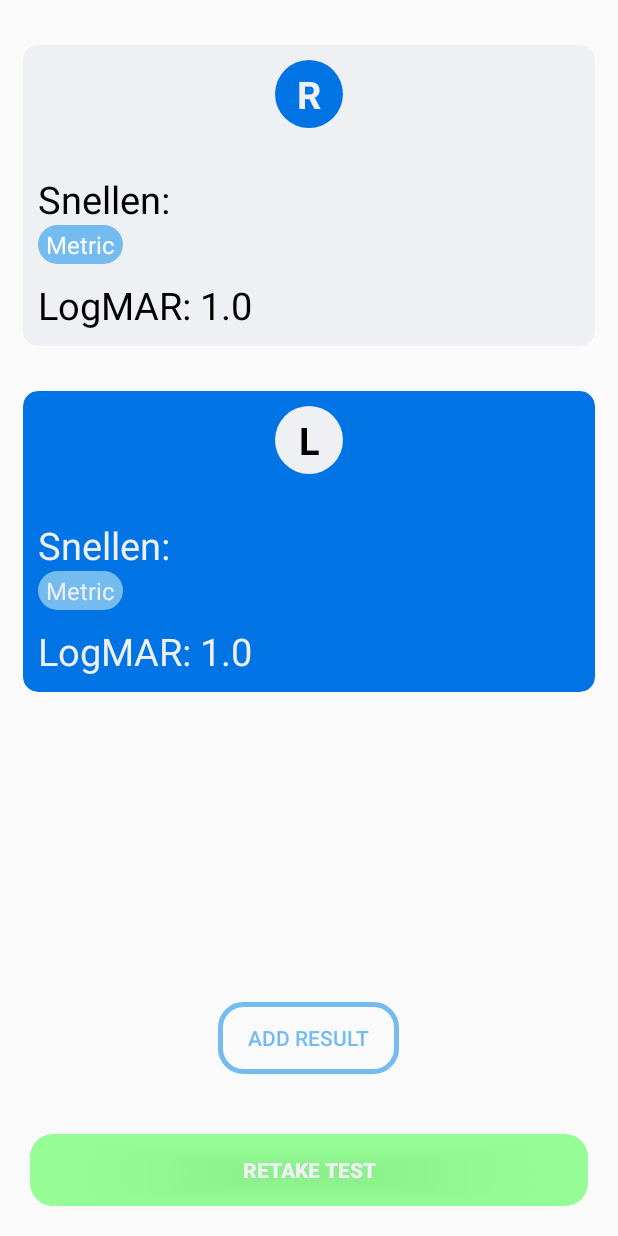
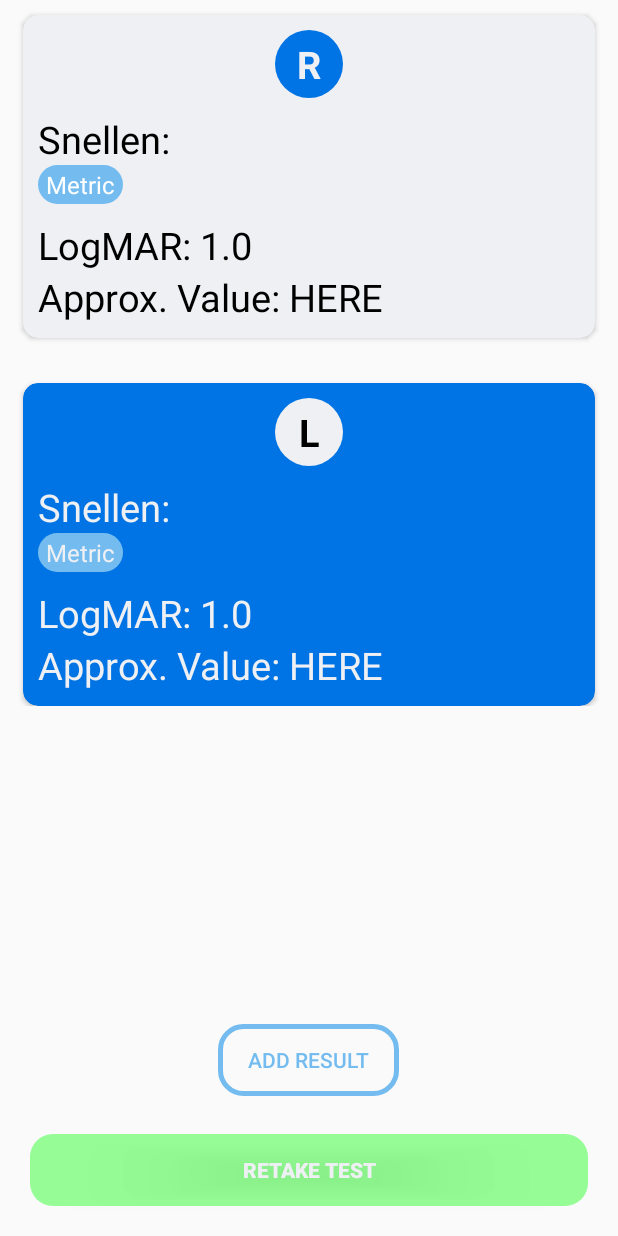
Before and after one commit to Varsha-Kini/VisualAcuity, an Android app: the ResultActivity screen opened directly, with no data from a screen before it, on a phone screen of 412 x 824 dp. Run offline under Robolectric (Android 15) with nearby library versions, the phone set to English and light mode, and no system bars; libraries missing offline, so code that uses them is left out: com.github.pwittchen.swipe.

Commit message:
Sid gandu hai

```diff
--- a/app/src/main/res/layout/activity_main.xml
+++ b/app/src/main/res/layout/activity_main.xml
@@ -11,7 +11,7 @@
     <androidx.cardview.widget.CardView
         android:layout_width="match_parent"
         android:layout_height="200dp"
-        app:cardBackgroundColor="@color/colorPrimaryDark">
+        app:cardBackgroundColor="@color/colorPrimary">
         <RelativeLayout
             android:layout_width="match_parent"
             android:layout_height="match_parent">
--- a/app/src/main/res/layout/activity_result.xml
+++ b/app/src/main/res/layout/activity_result.xml
@@ -6,15 +6,17 @@
     android:layout_height="match_parent"
     android:orientation="vertical"
     tools:context=".ResultActivity">
+
     <LinearLayout
         android:layout_width="match_parent"
         android:layout_height="wrap_content"
         android:orientation="vertical">
+
         <androidx.cardview.widget.CardView
             android:layout_width="match_parent"
             android:layout_height="wrap_content"
             android:layout_marginLeft="15dp"
-        android:layout_marginTop="30dp"
+            android:layout_marginTop="10dp"
             android:layout_marginRight="15dp"
             app:cardBackgroundColor="@color/newwhite"
             app:cardCornerRadius="10dp">
@@ -32,17 +34,17 @@
                     android:background="@drawable/rounded_textview_blue"
                     android:gravity="center"
                     android:text="R"
-                android:textStyle="bold"
                     android:textColor="@color/newwhite"
-                android:textSize="25dp" />
+                    android:textSize="25dp"
+                    android:textStyle="bold" />
 
                 <TextView
                     android:id="@+id/snellenright"
                     android:layout_width="wrap_content"
                     android:layout_height="wrap_content"
                     android:layout_below="@+id/symbolright"
-                android:layout_marginTop="30dp"
                     android:layout_marginLeft="10dp"
+                    android:layout_marginTop="10dp"
                     android:text="Snellen:"
                     android:textColor="@color/black"
                     android:textSize="25dp" />
@@ -51,14 +53,14 @@
                     android:id="@+id/RUnitchange"
                     android:layout_width="wrap_content"
                     android:layout_height="wrap_content"
+                    android:layout_below="@id/snellenright"
                     android:layout_marginLeft="10dp"
                     android:layout_marginBottom="10dp"
-                android:layout_below="@id/snellenright"
                     android:background="@drawable/rounded_rectangle"
+                    android:paddingLeft="5dp"
                     android:paddingTop="2dp"
+                    android:paddingRight="5dp"
                     android:paddingBottom="2dp"
-                android:paddingLeft="5dp"
-                android:paddingRight="5dp"
                     android:text="Metric"
                     android:textColor="@color/white"
                     android:textSize="16dp" />
@@ -69,7 +71,7 @@
                     android:layout_height="wrap_content"
                     android:layout_below="@id/symbolright"
                     android:layout_marginLeft="13dp"
-                android:layout_marginTop="30dp"
+                    android:layout_marginTop="10dp"
                     android:layout_marginBottom="40dp"
                     android:layout_toRightOf="@id/snellenright"
                     android:text="ABC"
@@ -82,7 +84,6 @@
                     android:layout_height="wrap_content"
                     android:layout_below="@+id/RUnitchange"
                     android:layout_marginLeft="10dp"
-                android:layout_marginBottom="10dp"
                     android:text="LogMAR:"
                     android:textColor="@color/black"
                     android:textSize="25dp" />
@@ -97,8 +98,32 @@
                     android:text="XYZ"
                     android:textColor="@color/black"
                     android:textSize="25dp" />
+
+                <TextView
+                    android:id="@+id/right_approx"
+                    android:layout_width="wrap_content"
+                    android:layout_height="wrap_content"
+                    android:layout_below="@+id/logmarright"
+                    android:layout_marginLeft="10dp"
+                    android:layout_marginBottom="10dp"
+                    android:text="Approx. Value:"
+                    android:textColor="@color/black"
+                    android:textSize="25dp" />
+
+                <TextView
+                    android:id="@+id/right_approx_value"
+                    android:layout_width="wrap_content"
+                    android:layout_height="wrap_content"
+                    android:layout_below="@id/Rlogmar"
+                    android:layout_marginLeft="5dp"
+                    android:layout_toRightOf="@id/right_approx"
+                    android:text="HERE"
+                    android:textColor="@color/black"
+                    android:textSize="25dp" />
+
             </RelativeLayout>
         </androidx.cardview.widget.CardView>
+
         <androidx.cardview.widget.CardView
             android:layout_width="match_parent"
             android:layout_height="wrap_content"
@@ -121,17 +146,17 @@
                     android:background="@drawable/rounded_textview_white"
                     android:gravity="center"
                     android:text="L"
-                android:textStyle="bold"
                     android:textColor="@color/black"
-                android:textSize="25dp" />
+                    android:textSize="25dp"
+                    android:textStyle="bold" />
 
                 <TextView
                     android:id="@+id/snellenleft"
                     android:layout_width="wrap_content"
                     android:layout_height="wrap_content"
                     android:layout_below="@+id/symbolleft"
-                android:layout_marginTop="30dp"
                     android:layout_marginLeft="10dp"
+                    android:layout_marginTop="10dp"
                     android:text="Snellen:"
                     android:textColor="@color/newwhite"
                     android:textSize="25dp" />
@@ -140,14 +165,14 @@
                     android:id="@+id/LUnitchange"
                     android:layout_width="wrap_content"
                     android:layout_height="wrap_content"
+                    android:layout_below="@id/snellenleft"
                     android:layout_marginLeft="10dp"
                     android:layout_marginBottom="10dp"
-                android:layout_below="@id/snellenleft"
                     android:background="@drawable/rounded_rectangle"
+                    android:paddingLeft="5dp"
                     android:paddingTop="2dp"
+                    android:paddingRight="5dp"
                     android:paddingBottom="2dp"
-                android:paddingLeft="5dp"
-                android:paddingRight="5dp"
                     android:text="Metric"
                     android:textColor="@color/newwhite"
                     android:textSize="16dp" />
@@ -158,7 +183,7 @@
                     android:layout_height="wrap_content"
                     android:layout_below="@id/symbolleft"
                     android:layout_marginLeft="13dp"
-                android:layout_marginTop="30dp"
+                    android:layout_marginTop="10dp"
                     android:layout_marginBottom="40dp"
                     android:layout_toRightOf="@id/snellenleft"
                     android:text="ABC"
@@ -171,7 +196,6 @@
                     android:layout_height="wrap_content"
                     android:layout_below="@+id/LUnitchange"
                     android:layout_marginLeft="10dp"
-                android:layout_marginBottom="10dp"
                     android:text="LogMAR:"
                     android:textColor="@color/newwhite"
                     android:textSize="25dp" />
@@ -186,9 +210,45 @@
                     android:text="XYZ"
                     android:textColor="@color/newwhite"
                     android:textSize="25dp" />
+                <TextView
+                    android:id="@+id/left_approx"
+                    android:layout_width="wrap_content"
+                    android:layout_height="wrap_content"
+                    android:layout_below="@+id/logmarleft"
+                    android:layout_marginLeft="10dp"
+                    android:layout_marginBottom="10dp"
+                    android:text="Approx. Value:"
+                    android:textColor="@color/newwhite"
+                    android:textSize="25dp" />
+
+                <TextView
+                    android:id="@+id/left_approx_value"
+                    android:layout_width="wrap_content"
+                    android:layout_height="wrap_content"
+                    android:layout_below="@id/Llogmar"
+                    android:layout_marginLeft="5dp"
+                    android:layout_toRightOf="@id/left_approx"
+                    android:text="HERE"
+                    android:textColor="@color/newwhite"
+                    android:textSize="25dp" />
             </RelativeLayout>
         </androidx.cardview.widget.CardView>
     </LinearLayout>
+
+    <Button
+        android:id="@+id/save"
+        android:layout_width="wrap_content"
+        android:layout_height="wrap_content"
+        android:layout_above="@id/retake"
+        android:layout_centerHorizontal="true"
+        android:layout_margin="5dp"
+        android:background="@drawable/button_add_result"
+        android:paddingLeft="20dp"
+        android:paddingTop="5dp"
+        android:paddingRight="20dp"
+        android:paddingBottom="5dp"
+        android:text="ADD RESULT"
+        android:textColor="#74bcef" />
     <Button
         android:id="@+id/retake"
         android:layout_width="match_parent"
@@ -197,24 +257,11 @@
         android:layout_margin="20dp"
         android:layout_marginTop="104dp"
         android:background="@drawable/button_retake"
-        android:text="Retake test"
         android:paddingTop="5dp"
         android:paddingBottom="5dp"
+        android:text="Retake test"
         android:textColor="@color/newwhite"
         android:textStyle="bold" />
 
-    <Button
-        android:id="@+id/save"
-        android:layout_width="wrap_content"
-        android:layout_height="wrap_content"
-        android:layout_margin="20dp"
-        android:textColor="#74bcef"
-        android:layout_above="@id/retake"
-        android:layout_centerHorizontal="true"
-        android:paddingLeft="20dp"
-        android:paddingRight="20dp"
-        android:paddingTop="5dp"
-        android:paddingBottom="5dp"
-        android:background="@drawable/button_add_result"
-        android:text="ADD RESULT" />
+
 </RelativeLayout>
--- a/app/src/main/res/values/colors.xml
+++ b/app/src/main/res/values/colors.xml
@@ -1,6 +1,6 @@
 <?xml version="1.0" encoding="utf-8"?>
 <resources>
-    <color name="colorPrimary">#74dbef</color>
+    <color name="colorPrimary">#00a5ff</color>
     <color name="colorPrimaryDark">#0074e4</color>
     <color name="colorAccent">#8bb9b9</color>
     <color name="red">#cc0000</color>
```
Also changed, not shown: app/src/main/res/layout/activity_add_result.xml (+21 -13 lines). Lines whose indentation alone changed are shown as unchanged.
